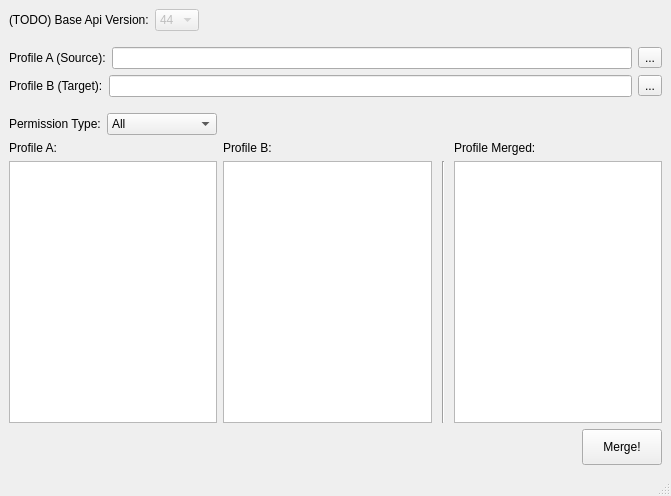
This is ui/main_window.ui in F1r3f0x/salesforce_profileMergerTool as Qt 5 draws it before an edit. The edited form follows.
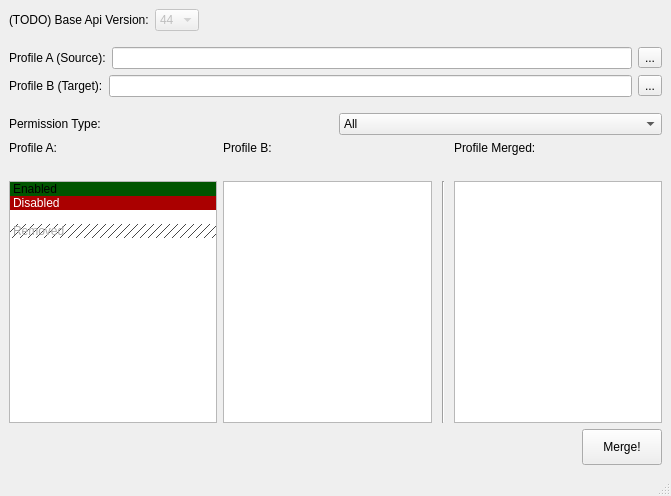
This is the edited form.

```diff
--- a/ui/main_window.ui
+++ b/ui/main_window.ui
@@ -293,45 +293,16 @@
         </item>
        </widget>
       </item>
-      <item>
-       <spacer name="spc_filter">
-        <property name="orientation">
-         <enum>Qt::Horizontal</enum>
-        </property>
-        <property name="sizeHint" stdset="0">
-         <size>
-          <width>40</width>
-          <height>20</height>
-         </size>
-        </property>
-       </spacer>
-      </item>
      </layout>
     </item>
     <item>
-     <layout class="QGridLayout" name="fields_selector" rowstretch="0,0,0">
+     <layout class="QGridLayout" name="fields_selector" rowstretch="0,0,0,0">
       <property name="sizeConstraint">
        <enum>QLayout::SetDefaultConstraint</enum>
       </property>
       <property name="bottomMargin">
        <number>0</number>
       </property>
-      <item row="1" column="1" rowspan="2">
-       <widget class="QListWidget" name="list_target">
-        <property name="sizePolicy">
-         <sizepolicy hsizetype="Expanding" vsizetype="Expanding">
-          <horstretch>0</horstretch>
-          <verstretch>0</verstretch>
-         </sizepolicy>
-        </property>
-        <property name="acceptDrops">
-         <bool>false</bool>
-        </property>
-        <property name="dragEnabled">
-         <bool>false</bool>
-        </property>
-       </widget>
-      </item>
       <item row="0" column="1">
        <widget class="QLabel" name="lbl_included">
         <property name="sizePolicy">
@@ -358,7 +329,23 @@
         </property>
        </widget>
       </item>
-      <item row="1" column="3" rowspan="2">
+      <item row="2" column="1" rowspan="2">
+       <widget class="QListWidget" name="list_target">
+        <property name="sizePolicy">
+         <sizepolicy hsizetype="Expanding" vsizetype="Expanding">
+          <horstretch>0</horstretch>
+          <verstretch>0</verstretch>
+         </sizepolicy>
+        </property>
+        <property name="acceptDrops">
+         <bool>false</bool>
+        </property>
+        <property name="dragEnabled">
+         <bool>false</bool>
+        </property>
+       </widget>
+      </item>
+      <item row="2" column="3" rowspan="2">
        <widget class="QListWidget" name="list_merged">
         <property name="sizePolicy">
          <sizepolicy hsizetype="Expanding" vsizetype="Expanding">
@@ -371,7 +358,91 @@
         </property>
        </widget>
       </item>
-      <item row="1" column="2" rowspan="2">
+      <item row="2" column="0" rowspan="2">
+       <widget class="QListWidget" name="list_source">
+        <property name="sizePolicy">
+         <sizepolicy hsizetype="Expanding" vsizetype="Expanding">
+          <horstretch>0</horstretch>
+          <verstretch>0</verstretch>
+         </sizepolicy>
+        </property>
+        <property name="acceptDrops">
+         <bool>false</bool>
+        </property>
+        <property name="dragEnabled">
+         <bool>false</bool>
+        </property>
+        <item>
+         <property name="text">
+          <string>Enabled</string>
+         </property>
+         <property name="background">
+          <brush brushstyle="SolidPattern">
+           <color alpha="255">
+            <red>0</red>
+            <green>85</green>
+            <blue>0</blue>
+           </color>
+          </brush>
+         </property>
+        </item>
+        <item>
+         <property name="text">
+          <string>Disabled</string>
+         </property>
+         <property name="background">
+          <brush brushstyle="SolidPattern">
+           <color alpha="255">
+            <red>170</red>
+            <green>0</green>
+            <blue>0</blue>
+           </color>
+          </brush>
+         </property>
+         <property name="foreground">
+          <brush brushstyle="SolidPattern">
+           <color alpha="255">
+            <red>255</red>
+            <green>255</green>
+            <blue>255</blue>
+           </color>
+          </brush>
+         </property>
+        </item>
+        <item>
+         <property name="text">
+          <string> </string>
+         </property>
+         <property name="flags">
+          <set>NoItemFlags</set>
+         </property>
+        </item>
+        <item>
+         <property name="text">
+          <string>Removed</string>
+         </property>
+         <property name="background">
+          <brush brushstyle="BDiagPattern">
+           <color alpha="255">
+            <red>71</red>
+            <green>71</green>
+            <blue>71</blue>
+           </color>
+          </brush>
+         </property>
+         <property name="foreground">
+          <brush brushstyle="SolidPattern">
+           <color alpha="255">
+            <red>170</red>
+            <green>170</green>
+            <blue>170</blue>
+           </color>
+          </brush>
+         </property>
+        </item>
+       </widget>
+      </item>
+      <item row="2" column="2" rowspan="2">
        <widget class="Line" name="line">
         <property name="sizePolicy">
          <sizepolicy hsizetype="Fixed" vsizetype="Expanding">
@@ -390,22 +461,6 @@
         </property>
        </widget>
       </item>
-      <item row="1" column="0" rowspan="2">
-       <widget class="QListWidget" name="list_source">
-        <property name="sizePolicy">
-         <sizepolicy hsizetype="Expanding" vsizetype="Expanding">
-          <horstretch>0</horstretch>
-          <verstretch>0</verstretch>
-         </sizepolicy>
-        </property>
-        <property name="acceptDrops">
-         <bool>false</bool>
-        </property>
-        <property name="dragEnabled">
-         <bool>false</bool>
-        </property>
-       </widget>
-      </item>
       <item row="0" column="0">
        <widget class="QLabel" name="lbl_allProfiles">
         <property name="sizePolicy">
@@ -419,6 +474,19 @@
         </property>
        </widget>
       </item>
+      <item row="1" column="3">
+       <spacer name="spc_filter">
+        <property name="orientation">
+         <enum>Qt::Horizontal</enum>
+        </property>
+        <property name="sizeHint" stdset="0">
+         <size>
+          <width>40</width>
+          <height>20</height>
+         </size>
+        </property>
+       </spacer>
+      </item>
      </layout>
     </item>
     <item>
```
Left out of the diff: 1 changed line with no effect on the pictures.
